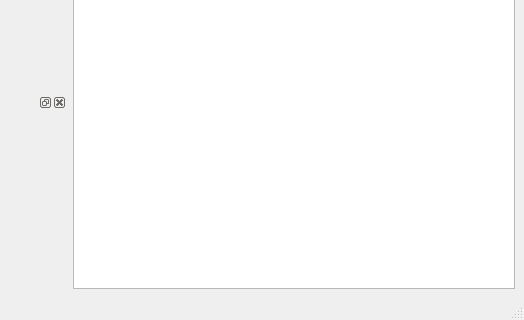
Old version of the form nano-clients/playground/mainwindow.ui in the repository xrg/openerp-client-kde; both pictures show x 0 to 524 and y 167 to 487 of the 524 by 487 pixel window.
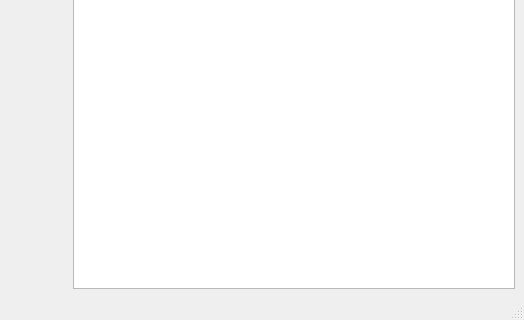
New version of the form.

What changed in the file:
```diff
--- a/nano-clients/playground/mainwindow.ui
+++ b/nano-clients/playground/mainwindow.ui
@@ -30,17 +30,6 @@
         <widget class="QWidget" name="dockWidgetContents" />
        </widget>
       </item>
-      <item>
-       <widget class="QDockWidget" name="uiBrowserDock" >
-        <property name="sizePolicy" >
-         <sizepolicy vsizetype="Preferred" hsizetype="Fixed" >
-          <horstretch>0</horstretch>
-          <verstretch>0</verstretch>
-         </sizepolicy>
-        </property>
-        <widget class="QWidget" name="dockWidgetContents_2" />
-       </widget>
-      </item>
      </layout>
     </item>
     <item>
```
